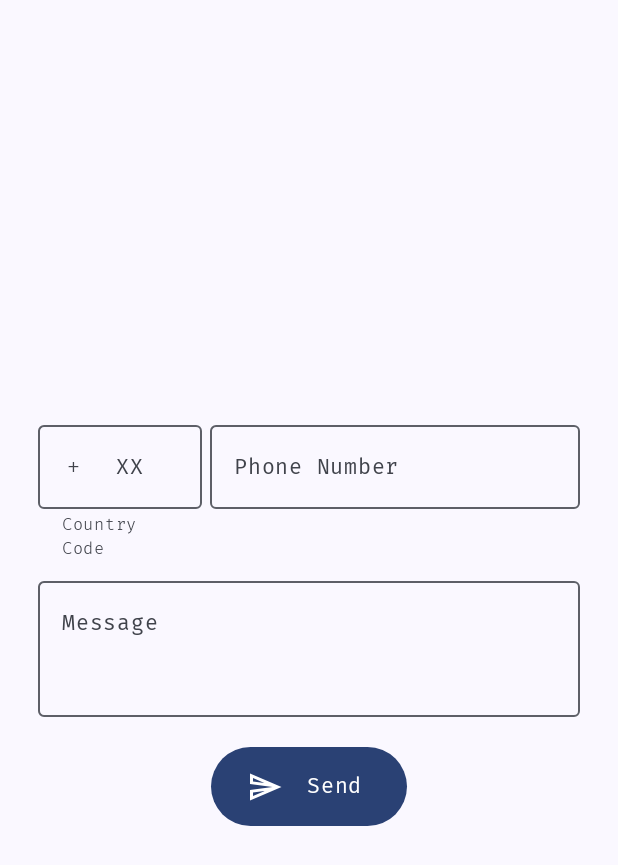
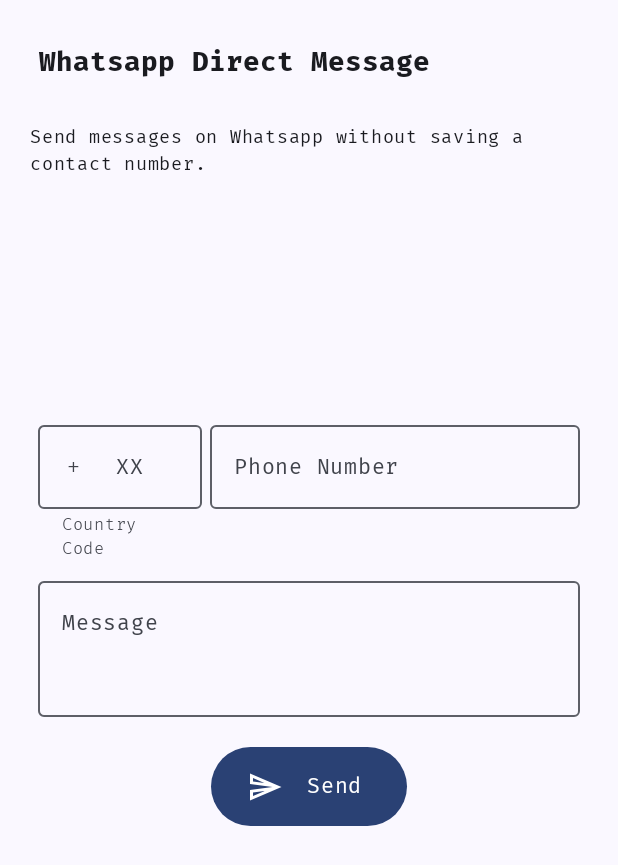
Before and after one commit to n1snt/Whatsapp-Direct, an Android app built with Jetpack Compose: the screen it shows after launch (MainActivity), on a phone screen of 412 x 824 dp. Shown: the top 865 px of the screen. Run offline under Robolectric (Android 15) with nearby library versions, the phone set to English and light mode, and no system bars; our stand-ins replace accompanist.

Commit message:
Added TopAppBar

```diff
--- a/app/src/main/java/com/app/wadirect/MainActivity.kt
+++ b/app/src/main/java/com/app/wadirect/MainActivity.kt
@@ -20,8 +20,10 @@ import androidx.compose.material3.ExperimentalMaterial3Api
 import androidx.compose.material3.Icon
 import androidx.compose.material3.MaterialTheme
 import androidx.compose.material3.OutlinedTextField
+import androidx.compose.material3.Scaffold
 import androidx.compose.material3.Surface
 import androidx.compose.material3.Text
+import androidx.compose.material3.TopAppBar
 import androidx.compose.runtime.Composable
 import androidx.compose.runtime.getValue
 import androidx.compose.runtime.mutableStateOf
@@ -39,6 +41,7 @@ import androidx.compose.ui.tooling.preview.Preview
 import androidx.compose.ui.unit.dp
 import com.app.wadirect.ui.theme.WADirectTheme
 
+@OptIn(ExperimentalMaterial3Api::class)
 class MainActivity: ComponentActivity() {
 
     private lateinit var sharedPrefs: SharedPrefs
@@ -54,10 +57,27 @@ class MainActivity: ComponentActivity() {
                     modifier = Modifier.fillMaxSize(),
                     color = MaterialTheme.colorScheme.background,
                 ) {
+                    Scaffold(
+                        topBar = {
+                            TopAppBar(title = {
+                                Text(getString(R.string.whatsapp_direct_message),
+                                    style = MaterialTheme.typography.titleMedium)
+                            },
+                                modifier = Modifier.padding(10.dp),
+                            )
+                        },
+                    ) { paddingValues ->
+                        Text(text = "Send messages on Whatsapp without saving a contact number.",
+                            style = MaterialTheme.typography.bodySmall,
+                            modifier = Modifier
+                                .padding(paddingValues)
+                                .padding(horizontal = 20.dp)
+                        )
+                    }
                     UI(
                         Modifier
                             .fillMaxWidth()
-                            .padding(20.dp)
+                            .padding(horizontal = 20.dp)
                     )
                 }
             }
@@ -65,7 +85,6 @@ class MainActivity: ComponentActivity() {
     }
 
 
-    @OptIn(ExperimentalMaterial3Api::class)
     @Composable
     fun UI(modifier: Modifier = Modifier) {
 
@@ -87,7 +106,8 @@ class MainActivity: ComponentActivity() {
                     value = countryCodeVal,
                     onValueChange = { cc ->
                         countryCodeVal = cc },
-                    label = { Text(text = stringResource(R.string.xx), style = MaterialTheme.typography.bodyMedium) },
+                    label = { Text(text = stringResource(R.string.xx),
+                        style = MaterialTheme.typography.bodyMedium) },
                     keyboardOptions = KeyboardOptions(
                         keyboardType = KeyboardType.Number,
                         imeAction = ImeAction.Next
@@ -95,16 +115,19 @@ class MainActivity: ComponentActivity() {
                     modifier = Modifier
                         .width(120.dp)
                         .padding(horizontal = 5.dp),
-                    leadingIcon = { Text(text = stringResource(R.string.plus), style = MaterialTheme.typography.labelLarge) },
+                    leadingIcon = { Text(text = stringResource(R.string.plus),
+                        style = MaterialTheme.typography.labelLarge) },
                     singleLine = true,
-                    supportingText = { Text(text = stringResource(R.string.country_code), style = MaterialTheme.typography.labelSmall) }
+                    supportingText = { Text(text = stringResource(R.string.country_code),
+                        style = MaterialTheme.typography.labelSmall) }
                 )
 
                 OutlinedTextField(
                     value = phoneNumberVal,
                     onValueChange = { number ->
                         phoneNumberVal = number },
-                    label = { Text(text = stringResource(R.string.phone_number), style = MaterialTheme.typography.bodyMedium) },
+                    label = { Text(text = stringResource(R.string.phone_number),
+                        style = MaterialTheme.typography.bodyMedium) },
                     keyboardOptions = KeyboardOptions(
                         keyboardType = KeyboardType.Phone,
                         imeAction = ImeAction.Next
@@ -121,7 +144,8 @@ class MainActivity: ComponentActivity() {
                 value = messageVal,
                 onValueChange = { message ->
                     messageVal = message },
-                label = { Text(stringResource(R.string.message), style = MaterialTheme.typography.bodyMedium) },
+                label = { Text(stringResource(R.string.message),
+                    style = MaterialTheme.typography.bodyMedium) },
                 keyboardOptions = KeyboardOptions(keyboardType = KeyboardType.Text),
                 modifier = Modifier
                     .fillMaxWidth()
--- a/app/src/main/java/com/app/wadirect/ui/theme/Type.kt
+++ b/app/src/main/java/com/app/wadirect/ui/theme/Type.kt
@@ -47,14 +47,14 @@ val Typography = Typography(
     ),
     titleMedium = TextStyle(
         fontFamily = Firacode,
-        fontWeight = FontWeight.Medium,
+        fontWeight = FontWeight.Bold,
         fontSize = 18.sp,
         lineHeight = 24.sp,
         letterSpacing = 0.sp
     ),
     titleSmall = TextStyle(
         fontFamily = Firacode,
-        fontWeight = FontWeight.Medium,
+        fontWeight = FontWeight.Bold,
         fontSize = 16.sp,
         lineHeight = 20.sp,
         letterSpacing = 0.sp
--- a/app/src/main/res/values/strings.xml
+++ b/app/src/main/res/values/strings.xml
@@ -6,4 +6,5 @@
     <string name="message">Message</string>
     <string name="send">Send</string>
     <string name="country_code">Country Code</string>
+    <string name="whatsapp_direct_message">Whatsapp Direct Message</string>
 </resources>
```
